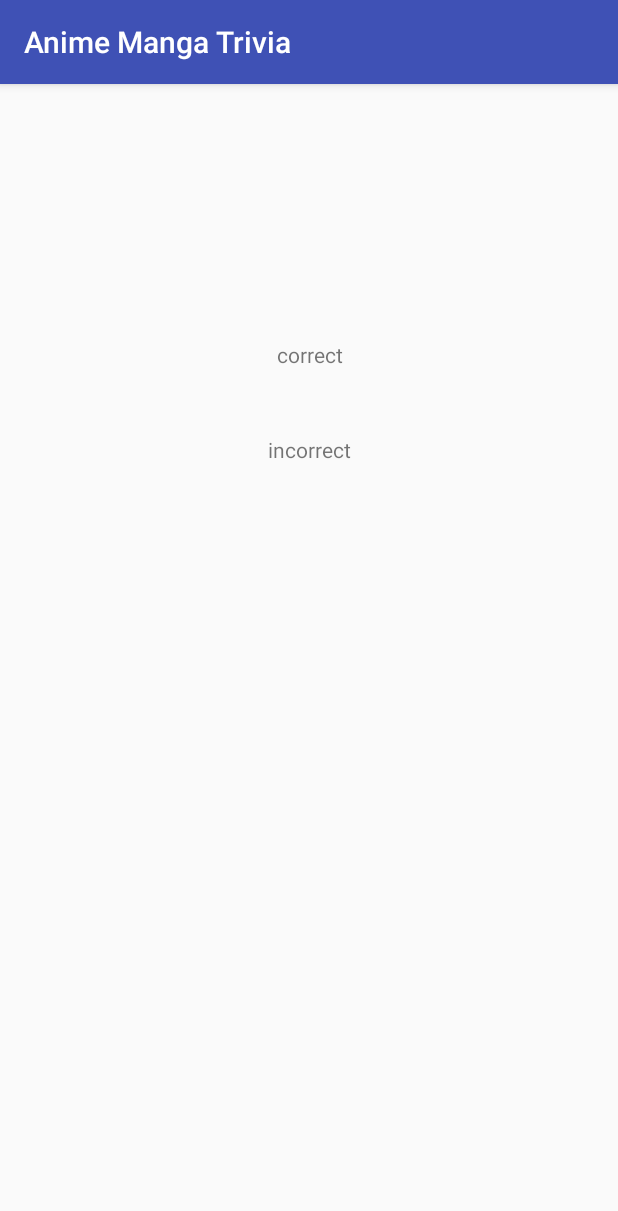
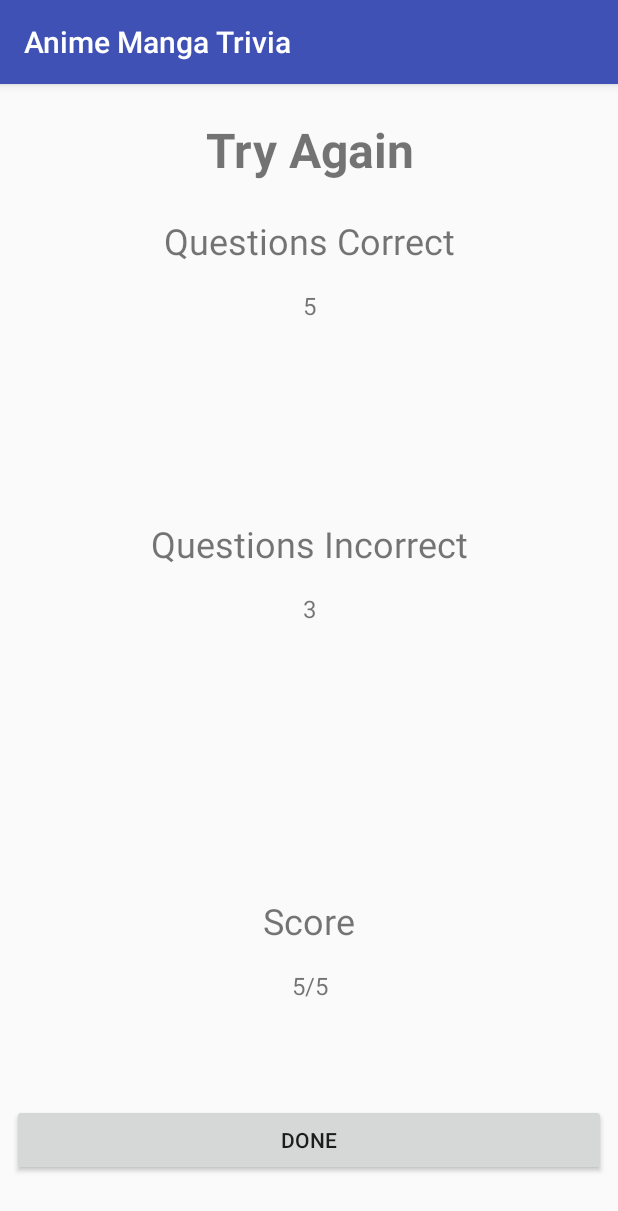
Before and after one commit to CarloAntonio/Anime-Manga-Trivia, an Android app: the ResultsActivity screen opened directly, with no data from a screen before it, on a phone screen of 412 x 824 dp. Shown: the top 1211 px of the screen. Run offline under Robolectric (Android 15) with nearby library versions, the phone set to English and light mode, and no system bars; our stand-ins replace ButterKnife; 2 statements that could not run were skipped.

Commit message:
chore: update result UI

```diff
--- a/app/src/main/res/layout/activity_results.xml
+++ b/app/src/main/res/layout/activity_results.xml
@@ -8,32 +8,123 @@
     tools:context="com.riskitbiskit.animemangatrivia.ResultsActivity">
 
     <TextView
+        android:id="@+id/result_greeting_tv"
+        android:layout_width="match_parent"
+        android:layout_height="56dp"
+        android:layout_margin="16dp"
+        android:layout_marginEnd="8dp"
+        android:layout_marginStart="8dp"
+        android:layout_marginTop="8dp"
+        android:gravity="center"
+        android:text="Try Again"
+        android:textSize="32sp"
+        android:textStyle="bold"
+        app:layout_constraintEnd_toEndOf="parent"
+        app:layout_constraintStart_toStartOf="parent"
+        app:layout_constraintTop_toTopOf="parent"/>
+
+    <TextView
+        android:id="@+id/number_correct_header"
+        android:layout_width="wrap_content"
+        android:layout_height="wrap_content"
+        android:layout_margin="16dp"
+        android:layout_marginEnd="8dp"
+        android:layout_marginStart="8dp"
+        android:layout_marginTop="8dp"
+        android:text="Questions Correct"
+        android:textSize="24sp"
+        app:layout_constraintEnd_toEndOf="parent"
+        app:layout_constraintStart_toStartOf="parent"
+        app:layout_constraintTop_toBottomOf="@+id/result_greeting_tv"/>
+
+    <TextView
         android:id="@+id/total_correct"
-        android:text="correct"
+        android:layout_width="wrap_content"
+        android:layout_height="wrap_content"
+        android:layout_margin="16dp"
+        android:layout_marginTop="16dp"
+        android:textSize="16sp"
+        android:text="5"
+        app:layout_constraintLeft_toLeftOf="parent"
+        app:layout_constraintRight_toRightOf="parent"
+        app:layout_constraintTop_toBottomOf="@+id/number_correct_header"
+        />
+
+    <TextView
+        android:id="@+id/number_incorrect_header"
         android:layout_width="wrap_content"
         android:layout_height="wrap_content"
         android:layout_margin="16dp"
         android:layout_marginBottom="8dp"
+        android:layout_marginEnd="8dp"
+        android:layout_marginStart="8dp"
         android:layout_marginTop="8dp"
+        android:text="Questions Incorrect"
+        android:textSize="24sp"
         app:layout_constraintBottom_toBottomOf="parent"
-        app:layout_constraintHorizontal_bias="0.501"
-        app:layout_constraintLeft_toLeftOf="parent"
-        app:layout_constraintRight_toRightOf="parent"
+        app:layout_constraintEnd_toEndOf="parent"
+        app:layout_constraintStart_toStartOf="parent"
         app:layout_constraintTop_toTopOf="parent"
-        app:layout_constraintVertical_bias="0.216"/>
+        app:layout_constraintVertical_bias="0.39"/>
 
     <TextView
         android:id="@+id/total_incorrect"
         android:layout_width="wrap_content"
         android:layout_height="wrap_content"
         android:layout_margin="16dp"
-        android:layout_marginBottom="8dp"
-        android:layout_marginTop="8dp"
-        android:text="incorrect"
-        app:layout_constraintBottom_toBottomOf="parent"
+        android:layout_marginTop="12dp"
+        android:text="3"
+        android:textSize="16sp"
         app:layout_constraintLeft_toLeftOf="parent"
         app:layout_constraintRight_toRightOf="parent"
-        app:layout_constraintTop_toTopOf="parent"
-        app:layout_constraintVertical_bias="0.304"/>
+        app:layout_constraintTop_toBottomOf="@+id/number_incorrect_header"/>
+
+    <TextView
+        android:id="@+id/textView6"
+        android:layout_width="wrap_content"
+        android:layout_height="wrap_content"
+        android:layout_margin="16dp"
+        android:layout_marginBottom="8dp"
+        android:layout_marginEnd="8dp"
+        android:layout_marginStart="8dp"
+        android:layout_marginTop="8dp"
+        android:text="Score"
+        android:textSize="24sp"
+        app:layout_constraintBottom_toTopOf="@+id/score_tv"
+        app:layout_constraintEnd_toEndOf="parent"
+        app:layout_constraintHorizontal_bias="0.501"
+        app:layout_constraintStart_toStartOf="parent"
+        app:layout_constraintTop_toBottomOf="@+id/total_incorrect"
+        app:layout_constraintVertical_bias="1.0"/>
+
+    <TextView
+        android:id="@+id/score_tv"
+        android:layout_width="wrap_content"
+        android:layout_height="wrap_content"
+        android:layout_marginBottom="156dp"
+        android:layout_marginEnd="8dp"
+        android:layout_marginStart="8dp"
+        android:text="5/5"
+        android:textSize="16sp"
+        app:layout_constraintBottom_toBottomOf="parent"
+        app:layout_constraintEnd_toEndOf="parent"
+        app:layout_constraintHorizontal_bias="0.501"
+        app:layout_constraintStart_toStartOf="parent"/>
+
+    <Button
+        android:id="@+id/play_again_bt"
+        android:layout_width="match_parent"
+        android:layout_height="wrap_content"
+        android:layout_marginBottom="8dp"
+        android:layout_marginEnd="8dp"
+        android:layout_marginStart="8dp"
+        android:layout_marginTop="8dp"
+        android:text="Done"
+        app:layout_constraintBottom_toBottomOf="parent"
+        app:layout_constraintEnd_toEndOf="parent"
+        app:layout_constraintHorizontal_bias="0.0"
+        app:layout_constraintStart_toStartOf="parent"
+        app:layout_constraintTop_toBottomOf="@+id/score_tv"
+        app:layout_constraintVertical_bias="0.652"/>
 
 </android.support.constraint.ConstraintLayout>
```
